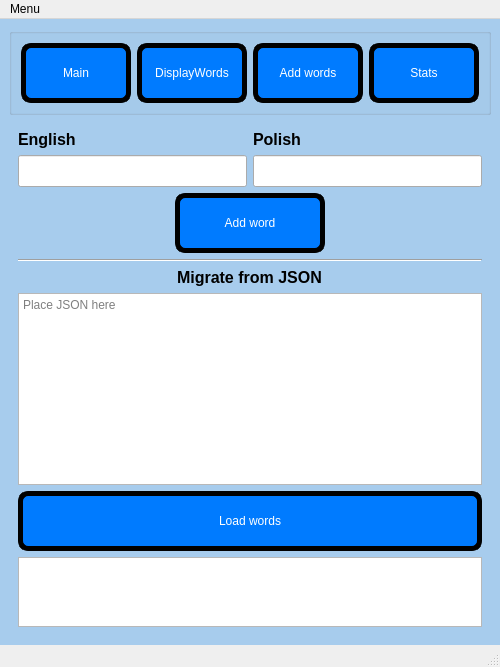
The window that interface/main.ui (Krystiankr/PYQT5) describes before a commit, drawn with Qt 5.
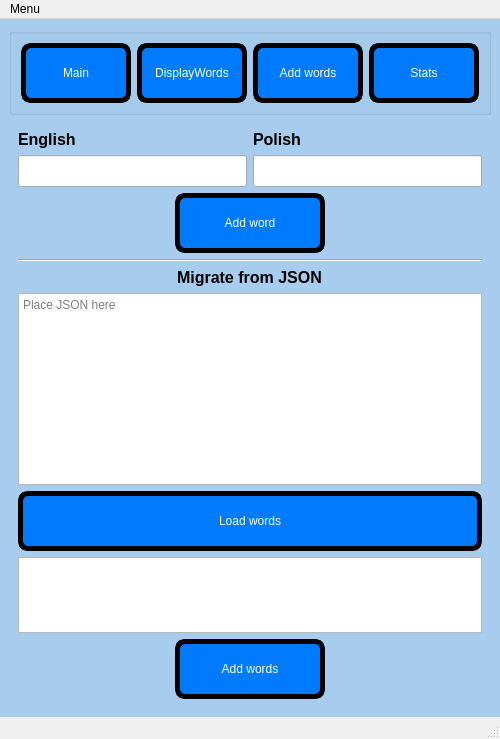
The same window after the commit. The open tabs and pages were chosen to show the change.

Commit message: Reset button, coloring answers, dict with corrects and bads answers

Patch:
```diff
--- a/interface/main.ui
+++ b/interface/main.ui
@@ -7,7 +7,7 @@
     <x>0</x>
     <y>0</y>
     <width>500</width>
-    <height>522</height>
+    <height>739</height>
    </rect>
   </property>
   <property name="minimumSize">
@@ -359,6 +359,19 @@
         <item>
          <widget class="QTableView" name="tableView_2"/>
         </item>
+        <item alignment="Qt::AlignHCenter">
+         <widget class="QPushButton" name="btnAddWords">
+          <property name="minimumSize">
+           <size>
+            <width>150</width>
+            <height>0</height>
+           </size>
+          </property>
+          <property name="text">
+           <string>Add words</string>
+          </property>
+         </widget>
+        </item>
        </layout>
       </widget>
      </widget>
```
Left out of the diff: 27 changed lines with no effect on the pictures. The commit also changes 2 other files.
